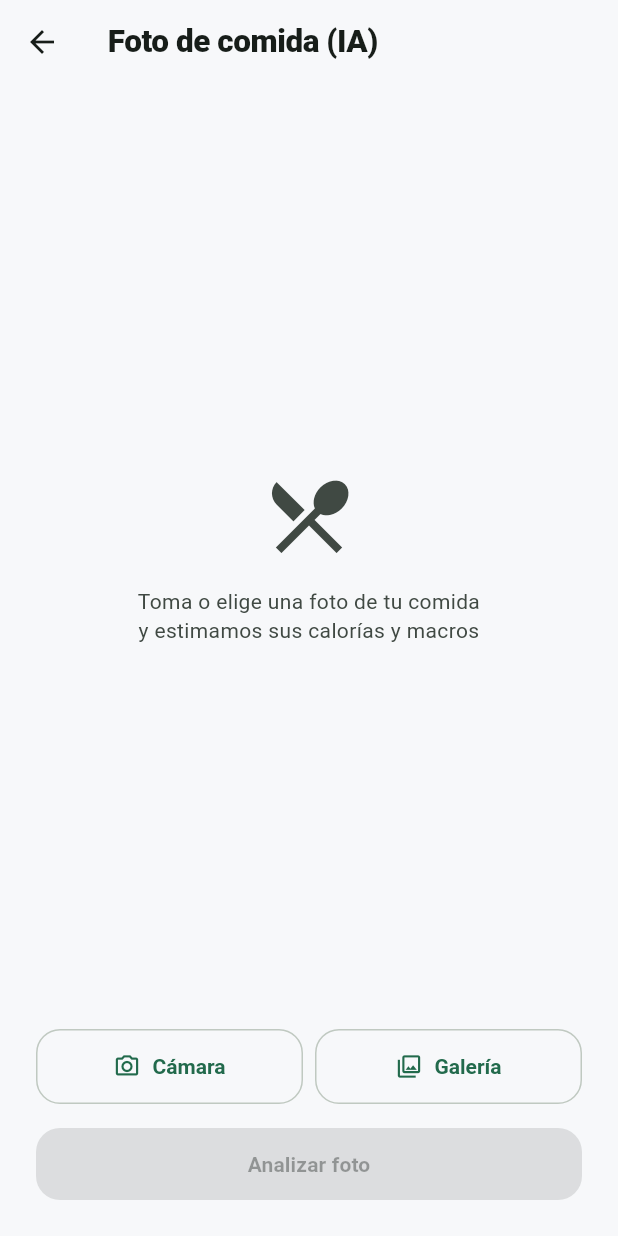
After one commit to tomasvargas-afk/aplicacion, a Flutter app: the AiFoodScanScreen screen opened directly, on a phone screen of 412 x 824 dp. The commit adds this screen. Run offline on Flutter 3.47's test engine with Material 3 defaults, Android fonts, the phone set to English and light mode, and no system bars; our stand-ins replace fl_chart, flutter_dotenv, flutter_local_notifications, flutter_riverpod, fpdart, freezed_annotation and 7 more; missing offline and left inert: mobile_scanner; accounts and stored records are empty; generated files the repository leaves out were written again.

Commit message:
Agregar analisis de fotos de comida con IA y escaner de codigo de barras
- Nueva funcion Edge analyze-food que llama a Claude vision server-side
  (la API key de Anthropic queda como secreto de Supabase, nunca en el cliente)
- Escaner de codigo de barras (mobile_scanner) y datasource de Open Food Facts
- Apunta codemagic.yaml y .env al nuevo proyecto de Supabase
- Deja de commitear los archivos generados (freezed/json_serializable);
  ahora se generan en cada build de Codemagic con build_runner

```diff
--- /dev/null
+++ b/lib/features/nutrition/domain/entities/ai_food_estimate.dart
@@ -0,0 +1,18 @@
+/// Result of analyzing a food photo with the `analyze-food` Edge Function
+/// (Claude vision). Same shape as [BarcodeFoodResult] but kept separate
+/// since this one is never keyed by a barcode.
+class AiFoodEstimate {
+  const AiFoodEstimate({
+    required this.name,
+    required this.calories,
+    required this.proteinG,
+    required this.carbsG,
+    required this.fatG,
+  });
+
+  final String name;
+  final double calories;
+  final double proteinG;
+  final double carbsG;
+  final double fatG;
+}
--- a/lib/features/nutrition/domain/entities/recipe.dart
+++ b/lib/features/nutrition/domain/entities/recipe.dart
@@ -17,6 +17,7 @@ abstract class Recipe with _$Recipe {
     @JsonKey(name: 'fat_g') @Default(0) double fatG,
     @JsonKey(name: 'image_url') String? imageUrl,
     @JsonKey(name: 'is_favorite') @Default(false) bool isFavorite,
+    String? barcode,
   }) = _Recipe;
 
   factory Recipe.fromJson(Map<String, dynamic> json) => _$RecipeFromJson(json);
--- /dev/null
+++ b/lib/features/nutrition/presentation/screens/ai_food_scan_screen.dart
@@ -0,0 +1,128 @@
+import 'dart:typed_data';
+
+import 'package:flutter/material.dart';
+import 'package:flutter_riverpod/flutter_riverpod.dart';
+import 'package:image_picker/image_picker.dart';
+
+import '../../../../core/constants/app_sizes.dart';
+import '../../../../core/error/exceptions.dart';
+import '../../../../core/extensions/context_extensions.dart';
+import '../../../../core/widgets/primary_button.dart';
+import '../../domain/entities/ai_food_estimate.dart';
+import '../providers/nutrition_provider.dart';
+
+/// Lets the user take/pick a food photo, sends it to the `analyze-food`
+/// Edge Function, and pops with an [AiFoodEstimate] the caller uses to
+/// prefill a meal log. The user always sees the estimate before it's saved
+/// anywhere — this screen never writes to the database itself.
+class AiFoodScanScreen extends ConsumerStatefulWidget {
+  const AiFoodScanScreen({super.key});
+
+  @override
+  ConsumerState<AiFoodScanScreen> createState() => _AiFoodScanScreenState();
+}
+
+class _AiFoodScanScreenState extends ConsumerState<AiFoodScanScreen> {
+  Uint8List? _imageBytes;
+  String? _mediaType;
+  bool _isAnalyzing = false;
+
+  Future<void> _pickImage(ImageSource source) async {
+    final picked = await ImagePicker().pickImage(source: source, imageQuality: 85);
+    if (picked == null) return;
+    final bytes = await picked.readAsBytes();
+    setState(() {
+      _imageBytes = bytes;
+      _mediaType = picked.mimeType ?? 'image/jpeg';
+    });
+  }
+
+  Future<void> _analyze() async {
+    final bytes = _imageBytes;
+    final mediaType = _mediaType;
+    if (bytes == null || mediaType == null) return;
+
+    setState(() => _isAnalyzing = true);
+    try {
+      final AiFoodEstimate result =
+          await ref.read(aiFoodDatasourceProvider).analyze(bytes, mediaType: mediaType);
+      if (!mounted) return;
+      Navigator.of(context).pop(result);
+    } on ServerException catch (e) {
+      if (!mounted) return;
+      context.showSnackBar(e.message, isError: true);
+    } catch (_) {
+      if (!mounted) return;
+      context.showSnackBar('No se pudo analizar la foto. Revisa tu conexión', isError: true);
+    } finally {
+      if (mounted) setState(() => _isAnalyzing = false);
+    }
+  }
+
+  @override
+  Widget build(BuildContext context) {
+    return Scaffold(
+      appBar: AppBar(title: const Text('Foto de comida (IA)')),
+      body: SafeArea(
+        child: Padding(
+          padding: const EdgeInsets.all(AppSizes.lg),
+          child: Column(
+            children: [
+              Expanded(
+                child: _imageBytes == null
+                    ? Center(
+                        child: Column(
+                          mainAxisSize: MainAxisSize.min,
+                          children: [
+                            Icon(
+                              Icons.restaurant_menu,
+                              size: 64,
+                              color: context.colors.onSurfaceVariant,
+                            ),
+                            const SizedBox(height: AppSizes.md),
+                            Text(
+                              'Toma o elige una foto de tu comida\ny estimamos sus calorías y macros',
+                              textAlign: TextAlign.center,
+                              style: context.textTheme.bodyMedium,
+                            ),
+                          ],
+                        ),
+                      )
+                    : ClipRRect(
+                        borderRadius: BorderRadius.circular(AppSizes.radiusMd),
+                        child: Image.memory(_imageBytes!, fit: BoxFit.cover, width: double.infinity),
+                      ),
+              ),
+              const SizedBox(height: AppSizes.lg),
+              Row(
+                children: [
+                  Expanded(
+                    child: OutlinedButton.icon(
+                      onPressed: _isAnalyzing ? null : () => _pickImage(ImageSource.camera),
+                      icon: const Icon(Icons.photo_camera_outlined),
+                      label: const Text('Cámara'),
+                    ),
+                  ),
+                  const SizedBox(width: AppSizes.sm),
+                  Expanded(
+                    child: OutlinedButton.icon(
+                      onPressed: _isAnalyzing ? null : () => _pickImage(ImageSource.gallery),
+                      icon: const Icon(Icons.photo_library_outlined),
+                      label: const Text('Galería'),
+                    ),
+                  ),
+                ],
+              ),
+              const SizedBox(height: AppSizes.md),
+              PrimaryButton(
+                label: 'Analizar foto',
+                isLoading: _isAnalyzing,
+                onPressed: _imageBytes == null ? null : _analyze,
+              ),
+            ],
+          ),
+        ),
+      ),
+    );
+  }
+}
--- a/pubspec.yaml
+++ b/pubspec.yaml
@@ -48,6 +48,8 @@ dependencies:
   shared_preferences: ^2.3.5
   flutter_dotenv: ^5.2.1
   uuid: ^4.5.1
+  mobile_scanner: ^7.4.0
+  http: ^1.6.0
 
 dev_dependencies:
   flutter_test:
```
Also changed, not shown: codemagic.yaml (+5 -2 lines), lib/features/nutrition/data/datasources/ai_food_datasource.dart (added, +51 -0 lines), lib/features/nutrition/data/datasources/open_food_facts_datasource.dart (added, +64 -0 lines), lib/features/nutrition/domain/entities/barcode_food_result.dart (added, +20 -0 lines), lib/features/nutrition/presentation/providers/nutrition_provider.dart (+10 -0 lines), lib/features/nutrition/presentation/screens/add_meal_log_screen.dart (+47 -1 lines), lib/features/nutrition/presentation/screens/barcode_scanner_screen.dart (added, +144 -0 lines), lib/features/nutrition/presentation/screens/recipe_form_screen.dart (+30 -0 lines), lib/core/error/failures.freezed.dart (deleted), lib/features/body_tracking/domain/entities/body_measurement.freezed.dart (deleted), lib/features/body_tracking/domain/entities/body_measurement.g.dart (deleted), lib/features/diet_generator/domain/entities/diet_plan.freezed.dart (deleted), lib/features/diet_generator/domain/entities/diet_plan.g.dart (deleted), lib/features/diet_generator/domain/entities/diet_plan_meal.freezed.dart (deleted), 23 more files, 4 other files.
